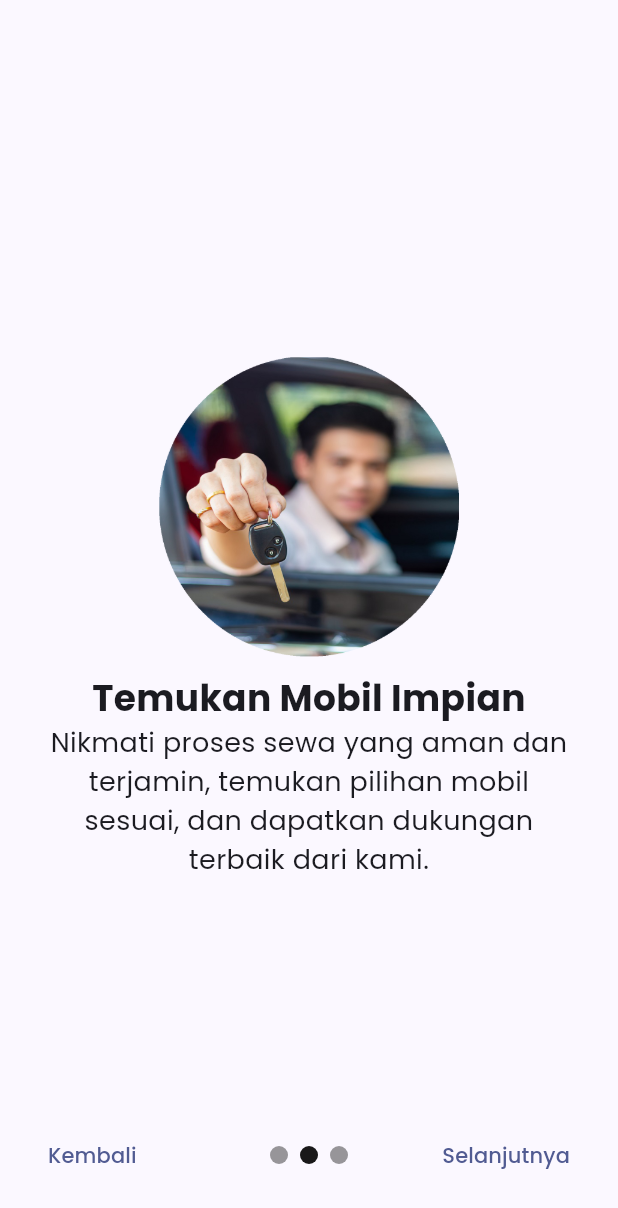
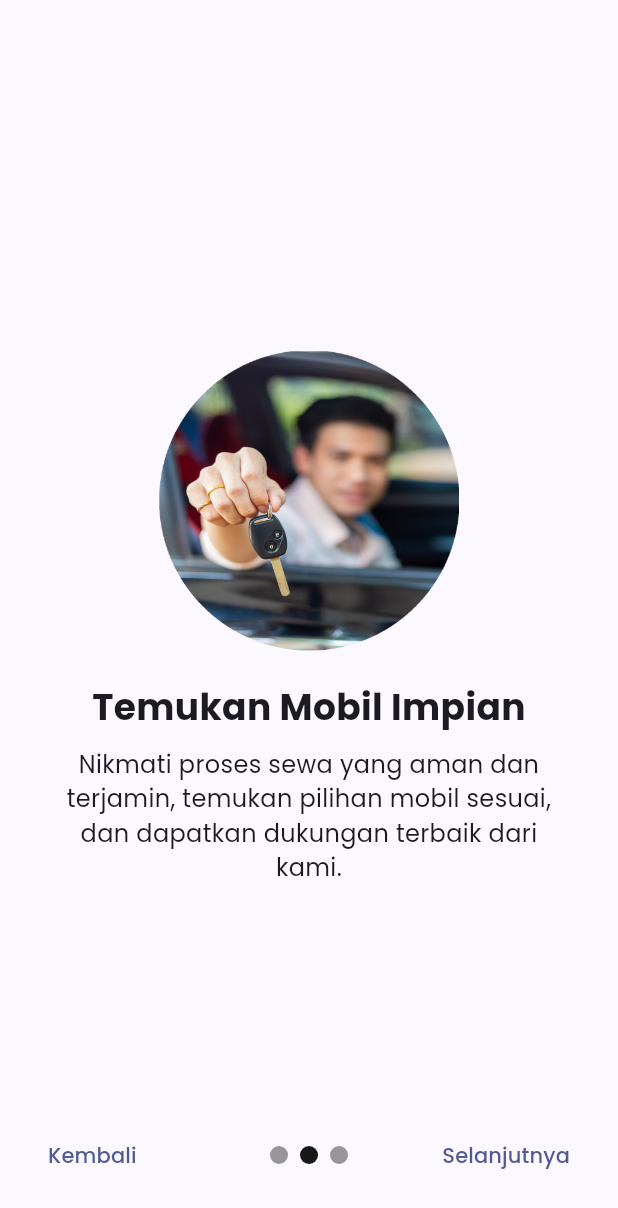
Before and after one commit to solsteace/gaskeun-mobile, a Flutter app: the screen it shows after launch, swiped to page 3, on a phone screen of 412 x 824 dp. Shown: the top 1208 px of the screen. Run offline on Flutter 3.47's test engine with Material 3 defaults, Android fonts, the phone set to English and light mode, and no system bars; drawn by our look-alikes of carousel_slider; our stand-ins replace file_picker, geocoding, google_maps_flutter.

Commit message:
fix: better font size for onboarding

```diff
--- a/lib/components/carousel.dart
+++ b/lib/components/carousel.dart
@@ -27,15 +27,16 @@ class _OnboardingCarouselState extends State<OnboardingCarousel> {
         mainAxisAlignment: MainAxisAlignment.center,
         children: [
           Image.asset(imagePath, height: 200),
-          const SizedBox(height: 10),
+          const SizedBox(height: 20),
           Text(
             heading,
             style: TextStyle(fontSize: 24, fontWeight: FontWeight.bold),
             textAlign: TextAlign.center,
           ),
+          const SizedBox(height: 10),
           Text(
             description,
-            style: TextStyle(fontSize: 18, fontWeight: FontWeight.normal),
+            style: TextStyle(fontSize: 16, fontWeight: FontWeight.normal),
             textAlign: TextAlign.center,
           ),
         ],
```
